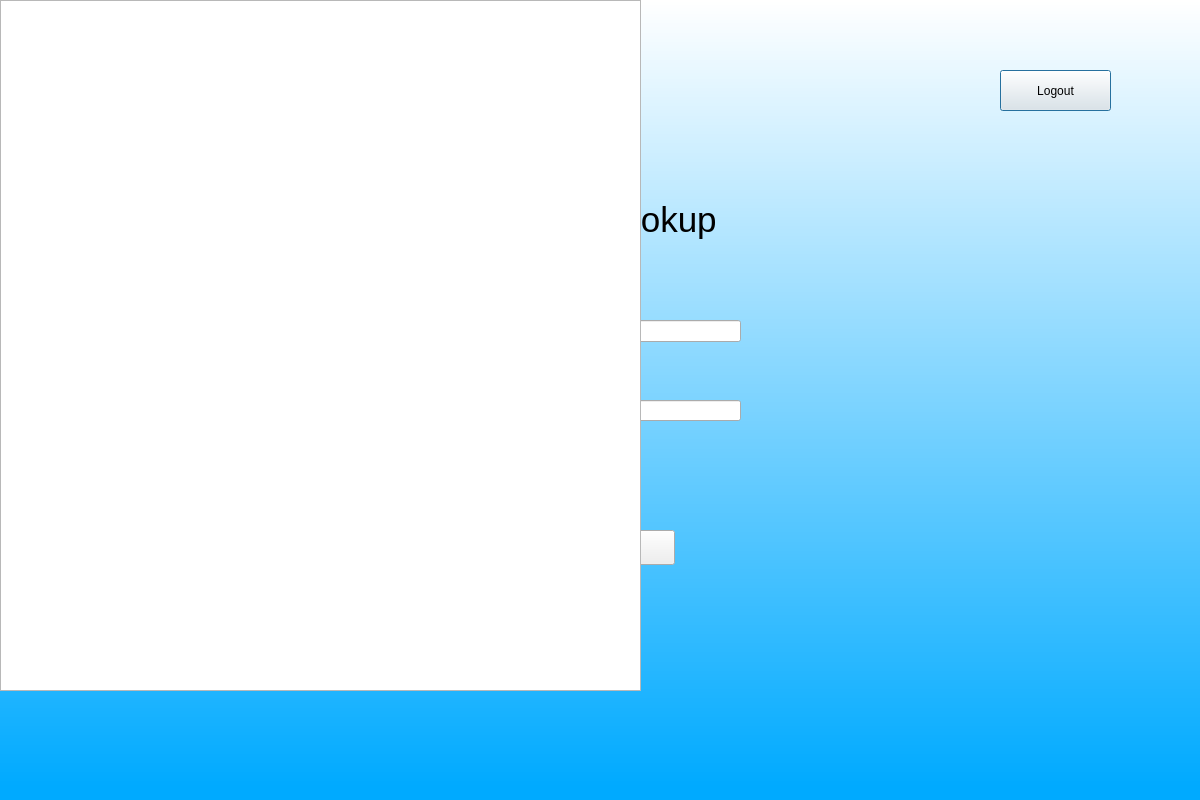
Qt form patientsearch.ui (AlexHarbaugh1/CS499) before a commit.
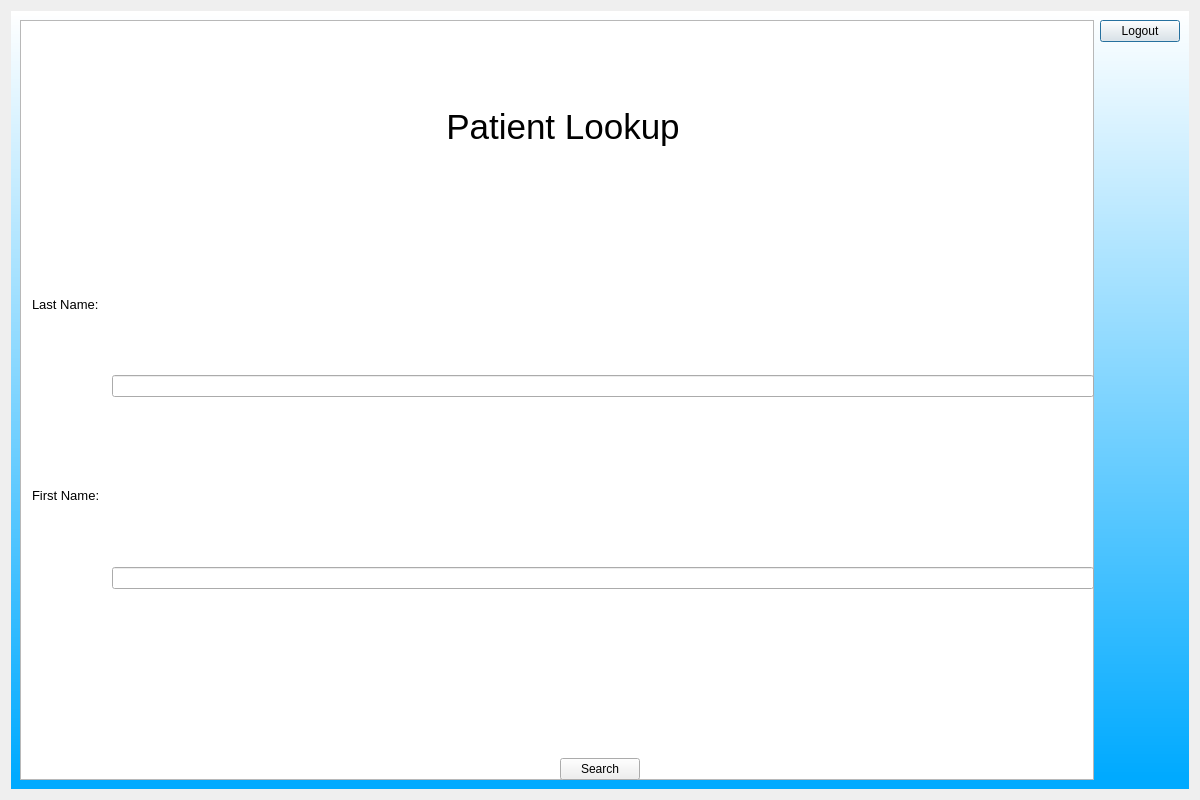
The same form after that commit.

Commit message: Window is maximum when opened now

```diff
--- a/patientsearch.ui
+++ b/patientsearch.ui
@@ -13,28 +13,26 @@
   <property name="windowTitle">
    <string>Dialog</string>
   </property>
+  <layout class="QGridLayout" name="gridLayout">
+   <item row="0" column="0">
   <widget class="QWidget" name="widget" native="true">
-   <property name="geometry">
-    <rect>
-     <x>0</x>
-     <y>0</y>
-     <width>1200</width>
-     <height>800</height>
-    </rect>
-   </property>
    <property name="styleSheet">
     <string notr="true">QWidget#widget{
 background-color:qlineargradient(spread:pad, x1:1, y1:0.982409, x2:1, y2:0, stop:0 rgba(0, 170, 255, 255), stop:1 rgba(255, 255, 255, 255))}</string>
    </property>
+     <layout class="QGridLayout" name="gridLayout_2">
+      <item row="0" column="0" rowspan="8" colspan="5">
+       <widget class="QTableWidget" name="resultsTable"/>
+      </item>
+      <item row="0" column="5">
+       <widget class="QPushButton" name="logout">
+        <property name="text">
+         <string>Logout</string>
+        </property>
+       </widget>
+      </item>
+      <item row="1" column="2" colspan="3" alignment="Qt::AlignHCenter">
    <widget class="QLabel" name="label">
-    <property name="geometry">
-     <rect>
-      <x>300</x>
-      <y>170</y>
-      <width>600</width>
-      <height>100</height>
-     </rect>
-    </property>
     <property name="styleSheet">
      <string notr="true">font: 36pt &quot;MS Shell Dlg 2&quot;;</string>
     </property>
@@ -42,28 +40,9 @@
      <string>&lt;html&gt;&lt;head/&gt;&lt;body&gt;&lt;p align=&quot;center&quot;&gt;&lt;span style=&quot; font-size:26pt;&quot;&gt;Patient Lookup&lt;/span&gt;&lt;/p&gt;&lt;/body&gt;&lt;/html&gt;</string>
     </property>
    </widget>
-   <widget class="QPushButton" name="logout">
-    <property name="geometry">
-     <rect>
-      <x>1000</x>
-      <y>70</y>
-      <width>111</width>
-      <height>41</height>
-     </rect>
-    </property>
-    <property name="text">
-     <string>Logout</string>
-    </property>
-   </widget>
+      </item>
+      <item row="2" column="2" rowspan="2">
    <widget class="QLabel" name="labelLastName">
-    <property name="geometry">
-     <rect>
-      <x>300</x>
-      <y>310</y>
-      <width>201</width>
-      <height>51</height>
-     </rect>
-    </property>
     <property name="styleSheet">
      <string notr="true">font: 14pt &quot;MS Shell Dlg 2&quot;;</string>
     </property>
@@ -71,15 +50,12 @@
      <string>&lt;html&gt;&lt;head/&gt;&lt;body&gt;&lt;p&gt;&lt;span style=&quot; font-size:10pt;&quot;&gt;Last Name:&lt;/span&gt;&lt;/p&gt;&lt;/body&gt;&lt;/html&gt;</string>
     </property>
    </widget>
+      </item>
+      <item row="3" column="4">
+       <widget class="QLineEdit" name="lastField"/>
+      </item>
+      <item row="4" column="2" rowspan="2">
    <widget class="QLabel" name="labelFirstName">
-    <property name="geometry">
-     <rect>
-      <x>300</x>
-      <y>390</y>
-      <width>201</width>
-      <height>51</height>
-     </rect>
-    </property>
     <property name="styleSheet">
      <string notr="true">font: 14pt &quot;MS Shell Dlg 2&quot;;</string>
     </property>
@@ -87,48 +63,12 @@
      <string>&lt;html&gt;&lt;head/&gt;&lt;body&gt;&lt;p&gt;&lt;span style=&quot; font-size:10pt;&quot;&gt;First Name:&lt;/span&gt;&lt;/p&gt;&lt;/body&gt;&lt;/html&gt;</string>
     </property>
    </widget>
-   <widget class="QLineEdit" name="lastField">
-    <property name="geometry">
-     <rect>
-      <x>590</x>
-      <y>320</y>
-      <width>151</width>
-      <height>22</height>
-     </rect>
-    </property>
-   </widget>
-   <widget class="QLineEdit" name="firstField">
-    <property name="geometry">
-     <rect>
-      <x>590</x>
-      <y>400</y>
-      <width>151</width>
-      <height>21</height>
-     </rect>
-    </property>
-   </widget>
-   <widget class="QPushButton" name="search">
-    <property name="geometry">
-     <rect>
-      <x>525</x>
-      <y>530</y>
-      <width>150</width>
-      <height>35</height>
-     </rect>
-    </property>
-    <property name="text">
-     <string>Search</string>
-    </property>
-   </widget>
+      </item>
+      <item row="5" column="4">
+       <widget class="QLineEdit" name="firstField"/>
+      </item>
+      <item row="6" column="1" colspan="2">
    <widget class="QLabel" name="error">
-    <property name="geometry">
-     <rect>
-      <x>230</x>
-      <y>490</y>
-      <width>291</width>
-      <height>31</height>
-     </rect>
-    </property>
     <property name="styleSheet">
      <string notr="true">font: 12pt &quot;MS Shell Dlg 2&quot;;color:rgb(255,0,0)</string>
     </property>
@@ -136,17 +76,18 @@
      <string/>
     </property>
    </widget>
-   <widget class="QTableWidget" name="resultsTable">
-    <property name="geometry">
-     <rect>
-      <x>0</x>
-      <y>0</y>
-      <width>641</width>
-      <height>691</height>
-     </rect>
-    </property>
-   </widget>
-  </widget>
+      </item>
+      <item row="7" column="3" colspan="2" alignment="Qt::AlignHCenter">
+       <widget class="QPushButton" name="search">
+        <property name="text">
+         <string>Search</string>
+        </property>
+       </widget>
+      </item>
+     </layout>
+    </widget>
+   </item>
+  </layout>
  </widget>
  <resources/>
  <connections/>
```
Lines whose indentation alone changed are shown as unchanged. The commit also changes 3 other files.
